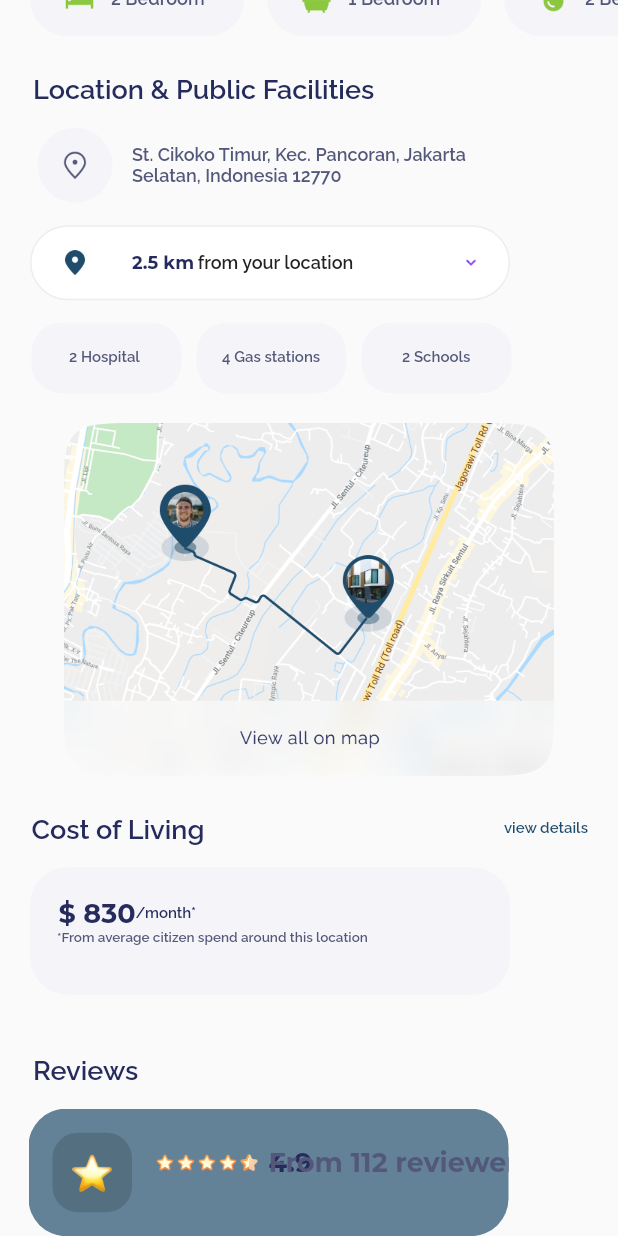
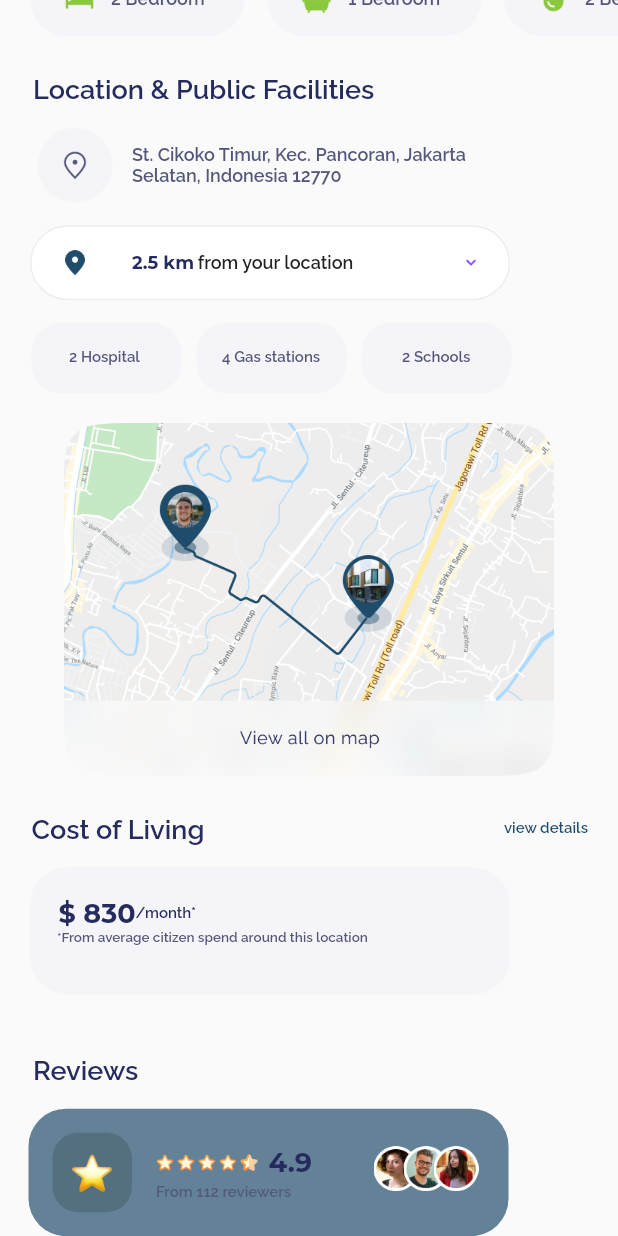
Before and after one commit to JeetRabadiya09/UI_Screen, a Flutter app: the EightScreen screen opened directly, scrolled down 874 dp, on a phone screen of 412 x 824 dp. Run offline on Flutter 3.47's test engine with Material 2 defaults, Android fonts, the light colour scheme and no system bars; project files that could hold a hidden picture were left out.

Commit message:
Changes in main.dart

```diff
--- a/lib/figma_screen/eight_figma_screen.dart
+++ b/lib/figma_screen/eight_figma_screen.dart
@@ -770,7 +770,8 @@ class _EightScreenState extends State<EightScreen> {
             const SizedBox(
               height: 15,
             ),
-            Row(children: [
+            Row(
+              children: [
                 const SizedBox(
                   width: 19,
                 ),
@@ -823,18 +824,79 @@ class _EightScreenState extends State<EightScreen> {
                               fontWeight: FontWeight.bold)),
                     ),
                     const Positioned(
-                    top: 25,
-                    left: 160,
+                      top: 50,
+                      left: 85,
                       child: Text("From 112 reviewers",
                           style: TextStyle(
-                            fontFamily: "Montserrat",
-                            fontSize: 18,
+                              fontFamily: "Raleway",
+                              fontSize: 10,
                               color: Color(0xFF53587A),
                               fontWeight: FontWeight.w400)),
-                  )
+                    ),
+                    Positioned(
+                      top: 25,
+                      left: 230,
+                      child: Image.asset("assets/images8/Shape1.png",
+                          width: 30, height: 30),
+                    ),
+                    Positioned(
+                      top: 25,
+                      left: 250,
+                      child: Image.asset("assets/images8/Shape2.png",
+                          width: 30, height: 30),
+                    ),
+                    Positioned(
+                      top: 25,
+                      left: 270,
+                      child: Image.asset("assets/images8/Shape3.png",
+                          width: 30, height: 30),
+                    ),
                   ],
                 ),
-            ]),
+              ],
+            ),
+            const SizedBox(
+              height: 20,
+            ),
+            Row(
+              children: [
+                const SizedBox(
+                  width: 19,
+                ),
+                Container(
+                  height: 128,
+                  width: 320,
+                  decoration: BoxDecoration(
+                    borderRadius: BorderRadius.circular(25),
+                    color: const Color(0xFFF5F4F8),
+                  ),
+                  child: Column(
+                    children: [
+                      const SizedBox(
+                        height: 10,
+                      ),
+                      Row(
+                        children: [
+                          const SizedBox(
+                            width: 10,
+                          ),
+                          Image.asset("assets/images8/Shape4.png",
+                              height: 50, width: 50),
+                          const Text(
+                            "Kurt Mullins",
+                            style: TextStyle(
+                                fontFamily: "Raleway",
+                                fontSize: 14,
+                                color: Color(0xFF252B5C),
+                                fontWeight: FontWeight.bold),
+                          ),
+                        ],
+                      ),
+                    ],
+                  ),
+                ),
+              ],
+            ),
           ],
         ),
       ),
--- a/lib/main.dart
+++ b/lib/main.dart
@@ -1,5 +1,5 @@
 import 'package:flutter/material.dart';
-import 'package:new_figma_screen/figma_screen/seven_figma_screen.dart';
+import 'package:new_figma_screen/figma_screen/eight_figma_screen.dart';
 
 void main() {
   runApp(const MyApp());
@@ -14,9 +14,9 @@ class MyApp extends StatelessWidget {
       title: 'Flutter Demo',
       debugShowCheckedModeBanner: false,
       theme: ThemeData(
-        primarySwatch: Colors.red,
+        primarySwatch: Colors.lightGreen,
       ),
-      home: const SevenScreen(),
+      home: const EightScreen(),
     );
   }
 }
```
Also changed, not shown: assets/images8/Shape1.png (added), assets/images8/Shape2.png (added), assets/images8/Shape3.png (added), assets/images8/Shape4.png (added), lib/figma_screen/test_data.dart (deleted). Lines whose indentation alone changed are shown as unchanged.
